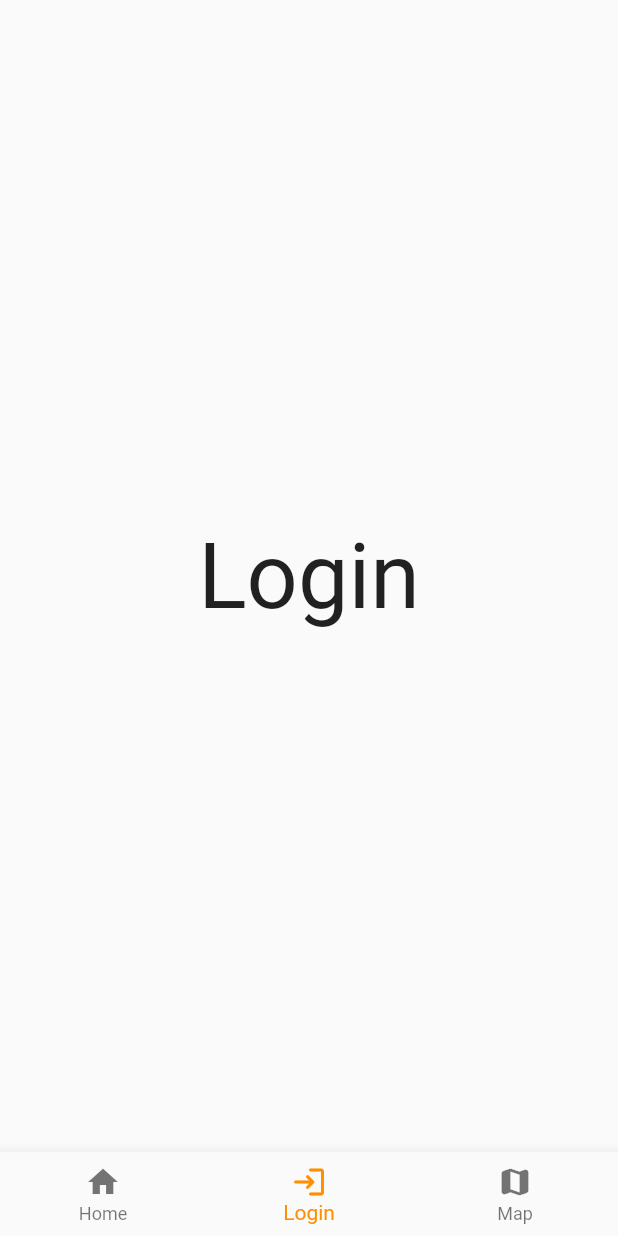
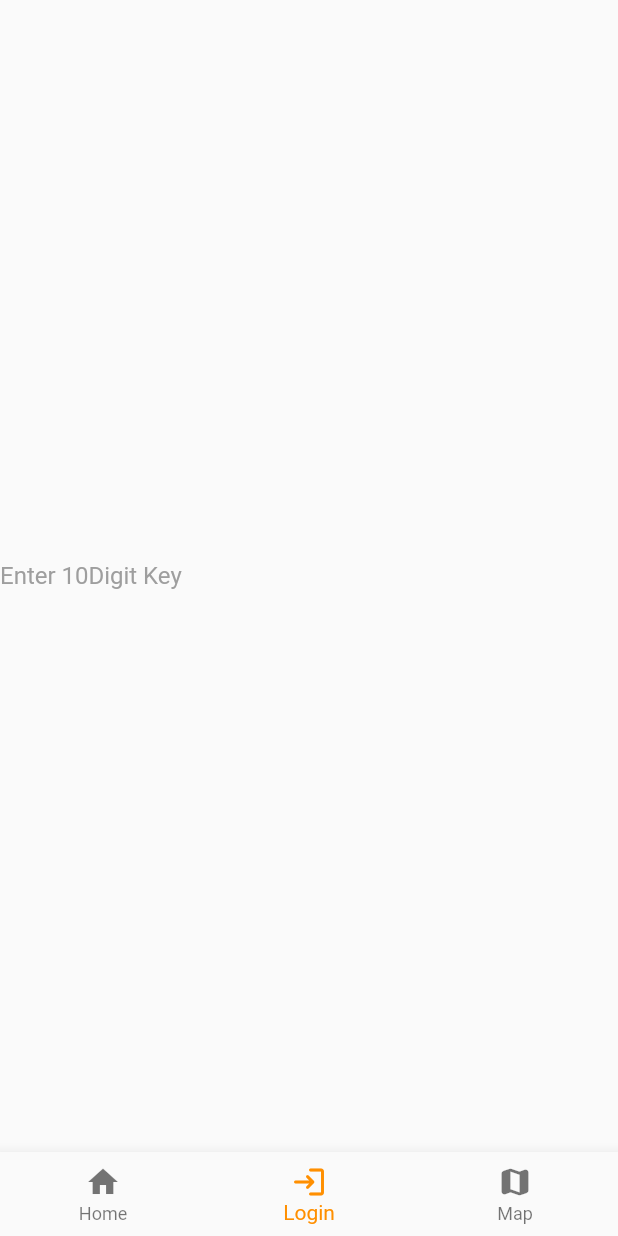
Before and after one commit to ethandsz/detectivedaysout, a Flutter app: the screen it shows after launch, item 2 of the bottom bar chosen, on a phone screen of 412 x 824 dp. Run offline on Flutter 3.47's test engine with Material 2 defaults, Android fonts, the phone set to English and light mode, and no system bars; our stand-ins replace google_maps_flutter.

Commit message:
Login page works, user must enter atleast 10 digits in order to gain access to map

```diff
--- a/lib/login.dart
+++ b/lib/login.dart
@@ -0,0 +1,49 @@
+import 'package:flutter/material.dart';
+
+import './variables.dart' as variables;
+
+class LoginPage extends StatefulWidget {
+  const LoginPage({Key? key}) : super(key: key);
+
+  @override
+  _LoginPageState createState() => _LoginPageState();
+}
+
+class _LoginPageState extends State<LoginPage> {
+  TextEditingController textController = new TextEditingController();
+
+  @override
+  void init() {
+    super.initState();
+    textController = TextEditingController();
+  }
+
+  @override
+  void dispose() {
+    textController.dispose();
+    super.dispose();
+  }
+
+  @override
+  Widget build(BuildContext context) {
+    return Scaffold(
+      body: Center(
+          child: TextField(
+        controller: textController,
+        obscureText: true,
+        decoration: InputDecoration(
+          border: InputBorder.none,
+          hintText: "Enter 10Digit Key",
+          hintStyle: TextStyle(color: Colors.grey),
+        ),
+        onEditingComplete: () {
+          variables.tenDigitKey = textController.text;
+          print(variables.tenDigitKey);
+          if (variables.tenDigitKey.length > 9) {
+            variables.mapAccess = true;
+          }
+        },
+      )),
+    );
+  }
+}
--- a/lib/main.dart
+++ b/lib/main.dart
@@ -4,6 +4,7 @@
 import './map.dart';
 import './variables.dart' as variables;
 import './methods.dart' as methods;
+import './login.dart' as login;
 
 void main() => runApp(const MyApp());
 
@@ -32,7 +33,8 @@
   // int _selectedIndex = variables.navigationIndex;
   final screens = [
     Center(child: Text("Home", style: TextStyle(fontSize: 60))),
-    Center(child: Text("Login", style: TextStyle(fontSize: 60))),
+    login.LoginPage(),
+    //Center(child: Text("Login", style: TextStyle(fontSize: 60))),
     MapScreen()
   ];
   void _onItemTapped(int index) {
--- a/lib/variables.dart
+++ b/lib/variables.dart
@@ -6,6 +6,8 @@ import 'package:google_maps_flutter/google_maps_flutter.dart';
 import './map.dart' as mp;
 
 int navigationIndex = 0;
+
+String tenDigitKey = "";
 
 bool mapAccess = false;
 
```
